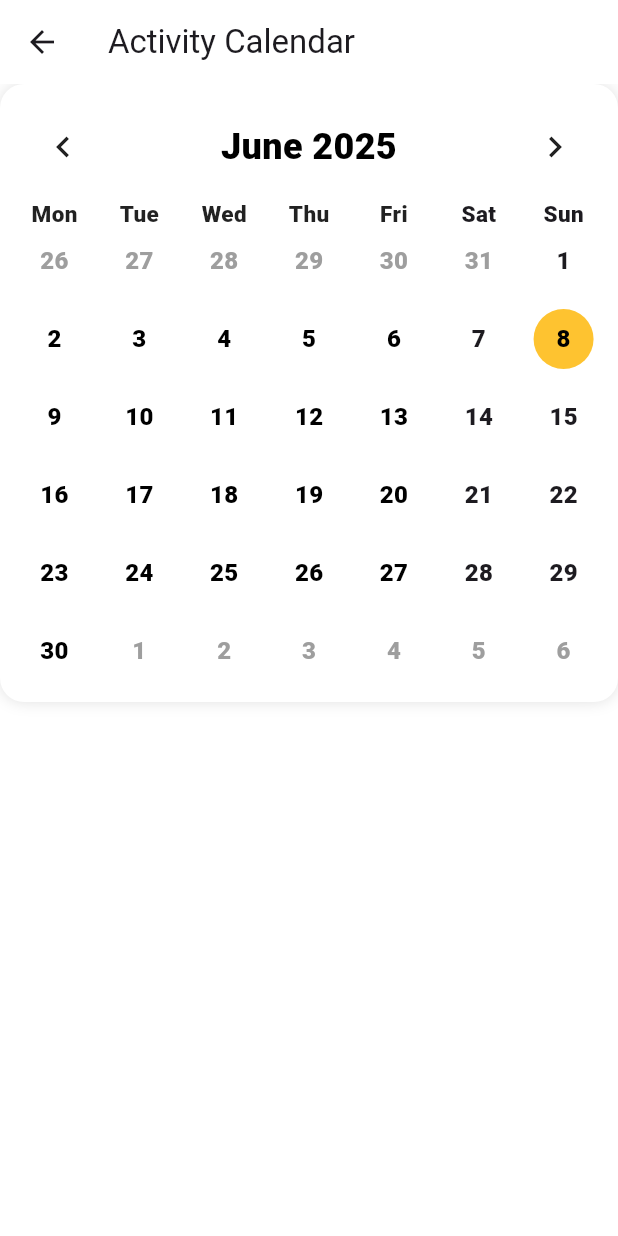
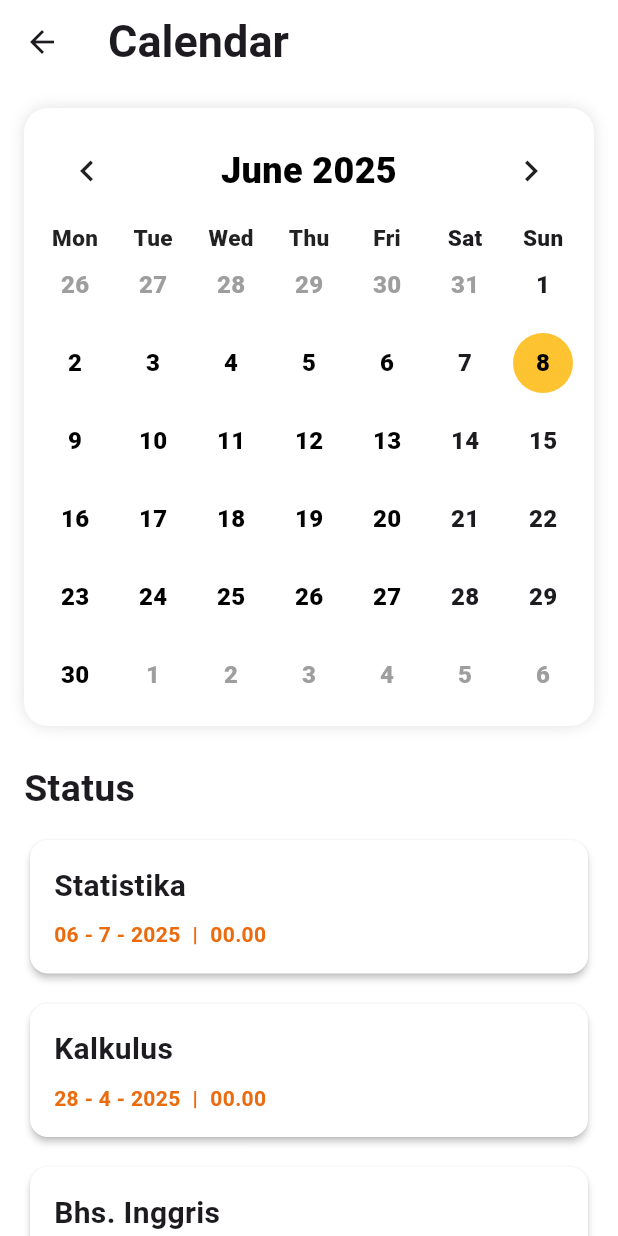
Before and after one commit to Javinpro/ALP-Semester-4-JAM-, a Flutter app: the ActivityCalendarPage screen opened directly, on a phone screen of 412 x 824 dp. Run offline on Flutter 3.47's test engine with Material 3 defaults, Android fonts, the phone set to English and light mode, and no system bars; drawn by our look-alikes of table_calendar; our stand-ins replace fl_chart, image_picker, vibration.

Commit message:
progress & activity (desc)
- dedicated .dart file for status widget
- progress tracker page
- activity calendar page

```diff
--- a/frontend/lib/activitycalendar_page.dart
+++ b/frontend/lib/activitycalendar_page.dart
@@ -1,7 +1,7 @@
 import 'package:flutter/material.dart';
 import 'package:jam/colors.dart';
-
 import 'calendar_widget.dart';
+import 'status_card.dart'; // <- import the new file
 
 class ActivityCalendarPage extends StatelessWidget {
   const ActivityCalendarPage({super.key});
@@ -13,9 +13,31 @@ class ActivityCalendarPage extends StatelessWidget {
       appBar: AppBar(
         backgroundColor: backgroundColor,
         elevation: 0,
-        title: const Text('Activity Calendar'),
+        title: const Text(
+          'Calendar',
+          style: TextStyle(fontSize: 30, fontWeight: FontWeight.bold),
+        ),
       ),
-      body: CalendarWidget(),
+      body: ListView(
+        padding: const EdgeInsets.all(16),
+        children: [
+          CalendarWidget(),
+          const SizedBox(height: 24),
+          const Text(
+            'Status',
+            style: TextStyle(fontSize: 25, fontWeight: FontWeight.bold),
+          ),
+          const SizedBox(height: 12),
+          StatusCard(title: 'Statistika', date: '06 - 7 - 2025', time: '00.00'),
+          StatusCard(title: 'Kalkulus', date: '28 - 4 - 2025', time: '00.00'),
+          StatusCard(
+            title: 'Bhs. Inggris',
+            date: '26 - 4 - 2025',
+            time: '00.00',
+          ),
+          StatusCard(title: 'Matrix', date: '25 - 4 - 2025', time: '00.00'),
+        ],
+      ),
     );
   }
 }
--- /dev/null
+++ b/frontend/lib/status_card.dart
@@ -0,0 +1,70 @@
+import 'package:flutter/material.dart';
+import 'colors.dart';
+
+class StatusCard extends StatelessWidget {
+  final String title;
+  final String date;
+  final String time;
+
+  const StatusCard({
+    super.key,
+    required this.title,
+    required this.date,
+    required this.time,
+  });
+
+  @override
+  Widget build(BuildContext context) {
+    return Container(
+      margin: const EdgeInsets.only(bottom: 12), // bottom spacing between cards
+      child: Card(
+        elevation: 2,
+        color: backgroundColor,
+        shape: RoundedRectangleBorder(borderRadius: BorderRadius.circular(12)),
+        child: Padding(
+          padding: const EdgeInsets.all(16),
+          child: Column(
+            crossAxisAlignment: CrossAxisAlignment.start,
+            children: [
+              Text(
+                title,
+                style: const TextStyle(
+                  fontWeight: FontWeight.bold,
+                  fontSize: 20,
+                ),
+              ),
+              const SizedBox(height: 8),
+              Row(
+                children: [
+                  Text(
+                    date,
+                    style: const TextStyle(
+                      color: orangeColor,
+                      fontWeight: FontWeight.bold,
+                    ),
+                  ),
+                  const SizedBox(width: 8),
+                  const Text(
+                    '|',
+                    style: TextStyle(
+                      color: orangeColor,
+                      fontWeight: FontWeight.bold,
+                    ),
+                  ),
+                  const SizedBox(width: 8),
+                  Text(
+                    time,
+                    style: const TextStyle(
+                      color: orangeColor,
+                      fontWeight: FontWeight.bold,
+                    ),
+                  ),
+                ],
+              ),
+            ],
+          ),
+        ),
+      ),
+    );
+  }
+}
```
Also changed, not shown: frontend/lib/dashboard_page.dart (+57 -29 lines), frontend/lib/progresstracker_page.dart (added, +98 -0 lines), frontend/pubspec.lock.
